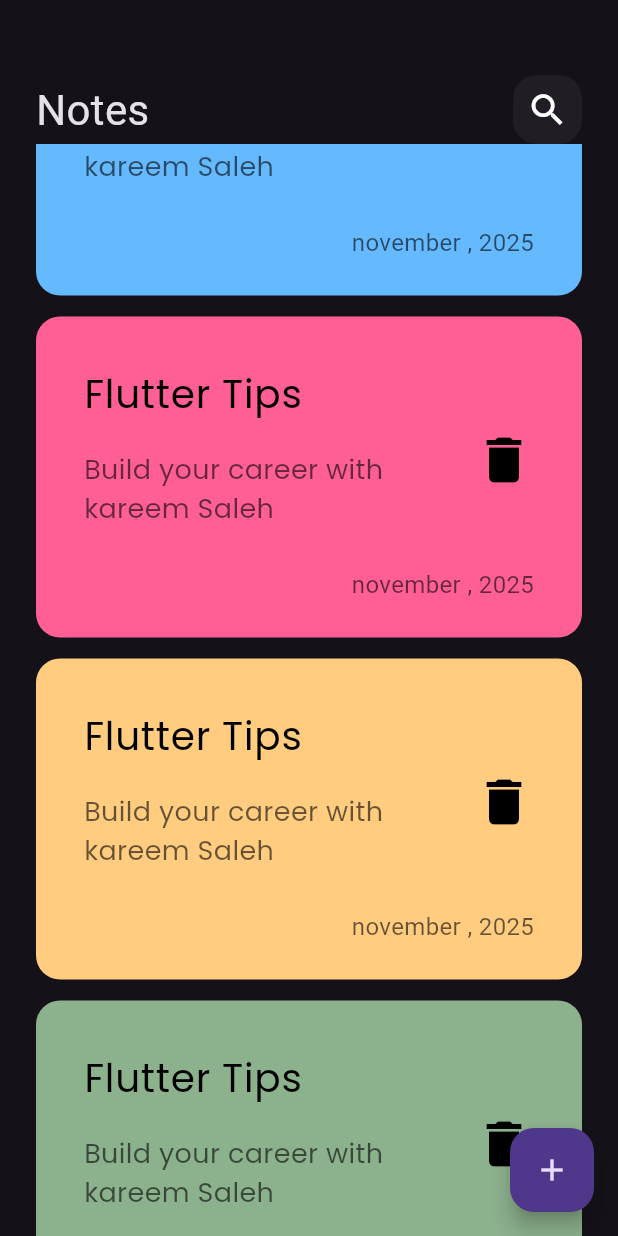
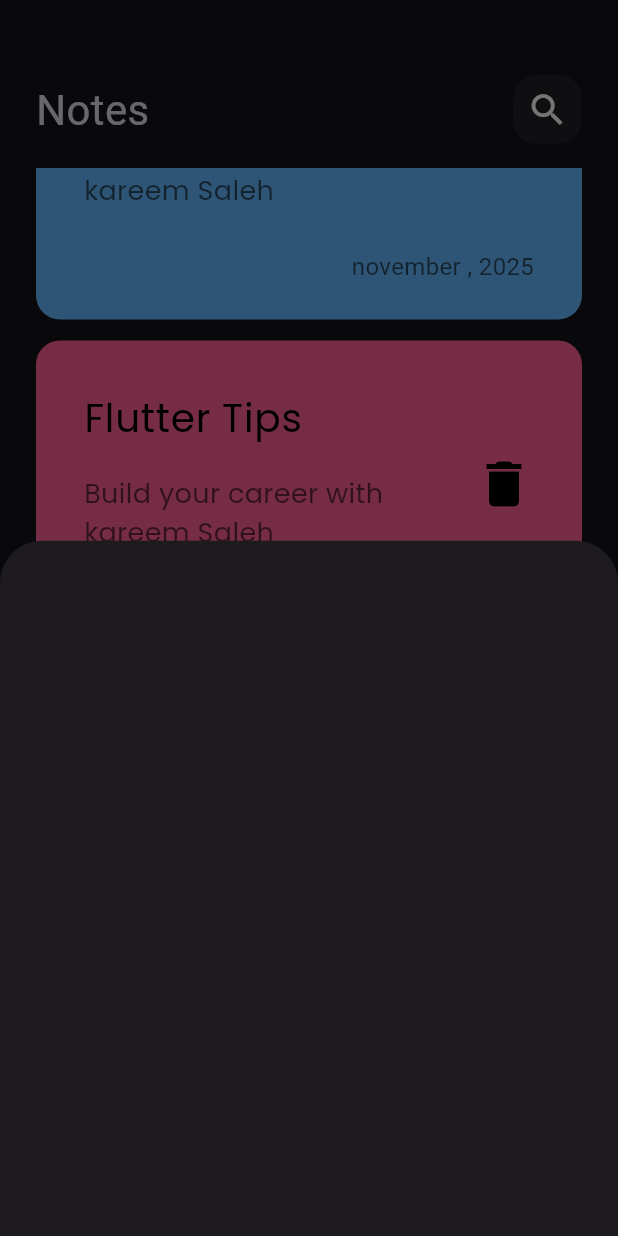
Before and after one commit to kareemsaleh-dev/notes_app, a Flutter app: the screen it shows after launch, scrolled down 576 dp, after a tap on the "add" icon, on a phone screen of 412 x 824 dp. Run offline on Flutter 3.47's test engine with Material 3 defaults, Android fonts, the phone set to English and light mode, and no system bars; our stand-ins replace google_fonts.

Commit message:
show model button sheet

```diff
--- a/lib/views/notes_view.dart
+++ b/lib/views/notes_view.dart
@@ -1,4 +1,5 @@
 import 'package:flutter/material.dart';
+import 'package:notes_app/widgets/add_note_botton_sheet.dart';
 import 'package:notes_app/widgets/note_view_body.dart';
 
 class NotesView extends StatelessWidget {
@@ -8,7 +9,14 @@ class NotesView extends StatelessWidget {
   Widget build(BuildContext context) {
     return Scaffold(
       floatingActionButton: FloatingActionButton(
-        onPressed: () {},
+        onPressed: () {
+          showModalBottomSheet(
+            context: context,
+            builder: (context) {
+              return const AddNoteBottonSheet();
+            },
+          );
+        },
         child: Icon(Icons.add),
       ),
       body: const NotesViewBody(),
--- /dev/null
+++ b/lib/widgets/add_note_botton_sheet.dart
@@ -0,0 +1,10 @@
+import 'package:flutter/material.dart';
+
+class AddNoteBottonSheet extends StatelessWidget {
+  const AddNoteBottonSheet({super.key});
+
+  @override
+  Widget build(BuildContext context) {
+    return Container();
+  }
+}
--- a/lib/widgets/notes_list_view.dart
+++ b/lib/widgets/notes_list_view.dart
@@ -13,7 +13,10 @@ class NotesListView extends StatelessWidget {
 
   @override
   Widget build(BuildContext context) {
-    return ListView.builder(
+    return Padding(
+      padding: const EdgeInsets.symmetric(vertical: 16),
+      child: ListView.builder(
+        padding: EdgeInsets.zero,
         itemCount: 10,
         itemBuilder: (context, index) {
           return Padding(
@@ -21,6 +24,7 @@ class NotesListView extends StatelessWidget {
             child: NoteItem(color: data[index % data.length]),
           );
         },
+      ),
     );
   }
 }
```
Lines whose indentation alone changed are shown as unchanged.
